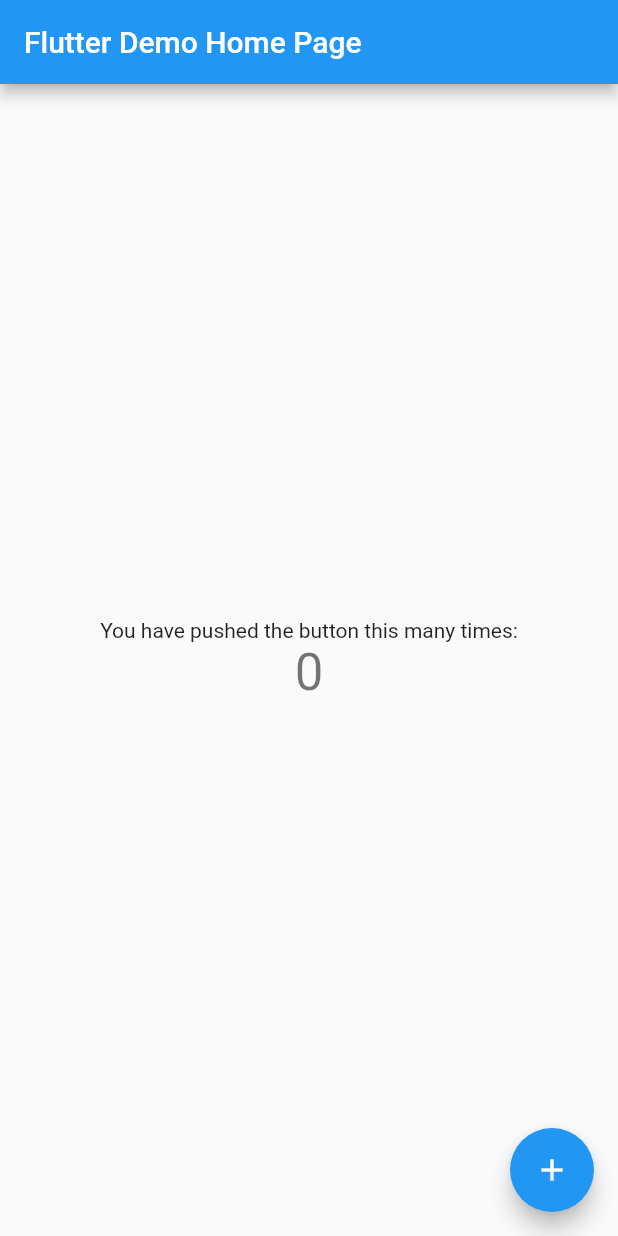
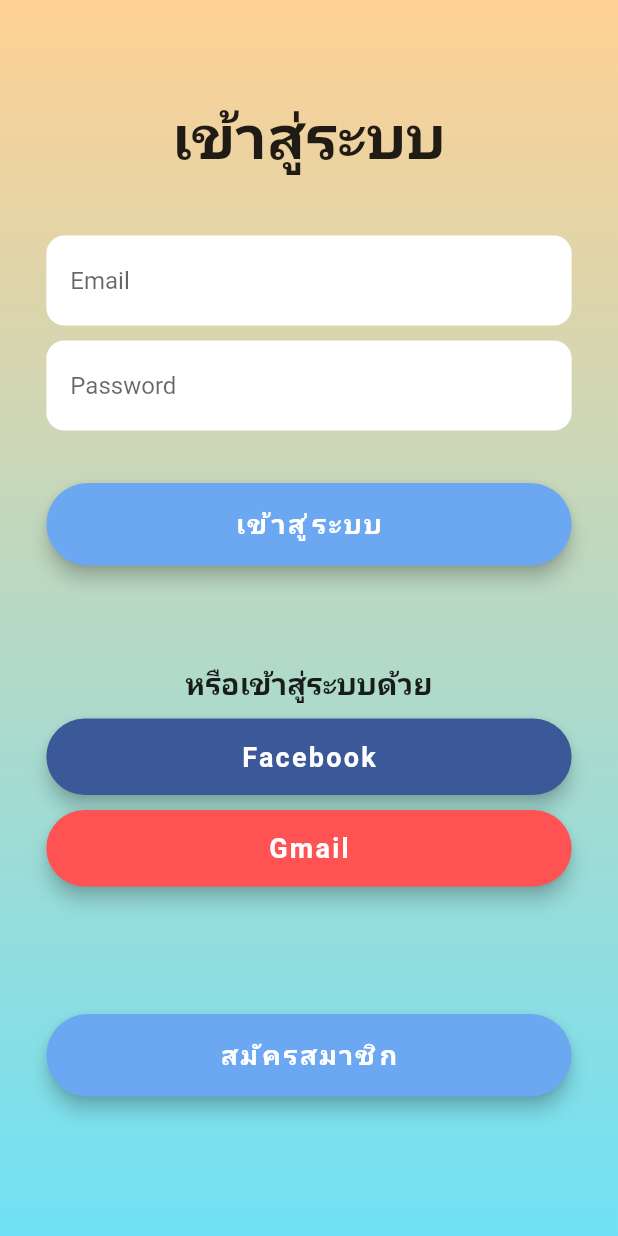
Before and after one commit to Peachvon/jakkraphan_mobile_dev, a Flutter app: the screen it shows after launch, on a phone screen of 412 x 824 dp. Run offline on Flutter 3.47's test engine with Material 2 defaults, Android fonts, the phone set to English and light mode, and no system bars; Roboto replaces fonts that are missing (OpenSans).

Commit message:
login page

```diff
--- a/lib/main.dart
+++ b/lib/main.dart
@@ -1,115 +1,6 @@
 import 'package:flutter/material.dart';
+import 'package:pokemon_test/src/app.dart';
 
 void main() {
-  runApp(const MyApp());
+  runApp(const App());
 }
-
-class MyApp extends StatelessWidget {
-  const MyApp({Key? key}) : super(key: key);
-
-  // This widget is the root of your application.
-  @override
-  Widget build(BuildContext context) {
-    return MaterialApp(
-      title: 'Flutter Demo',
-      theme: ThemeData(
-        // This is the theme of your application.
-        //
-        // Try running your application with "flutter run". You'll see the
-        // application has a blue toolbar. Then, without quitting the app, try
-        // changing the primarySwatch below to Colors.green and then invoke
-        // "hot reload" (press "r" in the console where you ran "flutter run",
-        // or simply save your changes to "hot reload" in a Flutter IDE).
-        // Notice that the counter didn't reset back to zero; the application
-        // is not restarted.
-        primarySwatch: Colors.blue,
-      ),
-      home: const MyHomePage(title: 'Flutter Demo Home Page'),
-    );
-  }
-}
-
-class MyHomePage extends StatefulWidget {
-  const MyHomePage({Key? key, required this.title}) : super(key: key);
-
-  // This widget is the home page of your application. It is stateful, meaning
-  // that it has a State object (defined below) that contains fields that affect
-  // how it looks.
-
-  // This class is the configuration for the state. It holds the values (in this
-  // case the title) provided by the parent (in this case the App widget) and
-  // used by the build method of the State. Fields in a Widget subclass are
-  // always marked "final".
-
-  final String title;
-
-  @override
-  State<MyHomePage> createState() => _MyHomePageState();
-}
-
-class _MyHomePageState extends State<MyHomePage> {
-  int _counter = 0;
-
-  void _incrementCounter() {
-    setState(() {
-      // This call to setState tells the Flutter framework that something has
-      // changed in this State, which causes it to rerun the build method below
-      // so that the display can reflect the updated values. If we changed
-      // _counter without calling setState(), then the build method would not be
-      // called again, and so nothing would appear to happen.
-      _counter++;
-    });
-  }
-
-  @override
-  Widget build(BuildContext context) {
-    // This method is rerun every time setState is called, for instance as done
-    // by the _incrementCounter method above.
-    //
-    // The Flutter framework has been optimized to make rerunning build methods
-    // fast, so that you can just rebuild anything that needs updating rather
-    // than having to individually change instances of widgets.
-    return Scaffold(
-      appBar: AppBar(
-        // Here we take the value from the MyHomePage object that was created by
-        // the App.build method, and use it to set our appbar title.
-        title: Text(widget.title),
-      ),
-      body: Center(
-        // Center is a layout widget. It takes a single child and positions it
-        // in the middle of the parent.
-        child: Column(
-          // Column is also a layout widget. It takes a list of children and
-          // arranges them vertically. By default, it sizes itself to fit its
-          // children horizontally, and tries to be as tall as its parent.
-          //
-          // Invoke "debug painting" (press "p" in the console, choose the
-          // "Toggle Debug Paint" action from the Flutter Inspector in Android
-          // Studio, or the "Toggle Debug Paint" command in Visual Studio Code)
-          // to see the wireframe for each widget.
-          //
-          // Column has various properties to control how it sizes itself and
-          // how it positions its children. Here we use mainAxisAlignment to
-          // center the children vertically; the main axis here is the vertical
-          // axis because Columns are vertical (the cross axis would be
-          // horizontal).
-          mainAxisAlignment: MainAxisAlignment.center,
-          children: <Widget>[
-            const Text(
-              'You have pushed the button this many times:',
-            ),
-            Text(
-              '$_counter',
-              style: Theme.of(context).textTheme.headline4,
-            ),
-          ],
-        ),
-      ),
-      floatingActionButton: FloatingActionButton(
-        onPressed: _incrementCounter,
-        tooltip: 'Increment',
-        child: const Icon(Icons.add),
-      ), // This trailing comma makes auto-formatting nicer for build methods.
-    );
-  }
-}
--- /dev/null
+++ b/lib/src/app.dart
@@ -0,0 +1,18 @@
+import 'package:flutter/material.dart';
+import 'package:pokemon_test/src/pages/home_page.dart';
+import 'package:pokemon_test/src/pages/login_page.dart';
+
+class App extends StatelessWidget {
+  const App({Key? key}) : super(key: key);
+
+  @override
+  Widget build(BuildContext context) {
+    return MaterialApp(
+      title: 'Flutter Demo',
+      theme: ThemeData(
+        primarySwatch: Colors.blue,
+      ),
+      home: LoginPage(),
+    );
+  }
+}
--- /dev/null
+++ b/lib/src/config/config.dart
@@ -0,0 +1,17 @@
+import 'package:flutter/material.dart';
+
+class Theme {
+  static const activeColor1 = Color(0XFFffd194);
+  static const activeColor2 = Color(0XFF70e1f5);
+  static const login = Color(0xFF6CA8F1);
+  static const signin = Color(0xFF6CA8F1);
+  static const login_facebook = Color(0xFF3b5998);
+  static const login_gmail = Colors.redAccent;
+
+  static const gradientColors = const LinearGradient(
+    colors: [activeColor1, activeColor2],
+    begin: Alignment.topCenter,
+    end: Alignment.bottomCenter,
+    stops: [0.0, 1.0],
+  );
+}
--- /dev/null
+++ b/lib/src/config/constants.dart
@@ -0,0 +1,23 @@
+import 'package:flutter/material.dart';
+
+final kHintTextStyle = TextStyle(
+  color: Colors.white54,
+  fontFamily: 'OpenSans',
+);
+
+final kLabelStyle = TextStyle(
+  color: Colors.white,
+  fontWeight: FontWeight.bold,
+  fontFamily: 'OpenSans',
+);
+
+final kBoxDecorationStyle = BoxDecoration(
+  color: Color(0xFF6CA8F1),
+  borderRadius: BorderRadius.circular(0.0),
+  boxShadow: [
+    BoxShadow(
+      color: Colors.black12,
+      offset: Offset(0, 2),
+    ),
+  ],
+);
--- /dev/null
+++ b/lib/src/pages/home_page.dart
@@ -0,0 +1,20 @@
+import 'package:flutter/material.dart';
+
+class HomePage extends StatefulWidget {
+  const HomePage({Key? key, required this.title}) : super(key: key);
+
+  final String title;
+
+  @override
+  State<HomePage> createState() => _HomePageState();
+}
+
+class _HomePageState extends State<HomePage> {
+
+
+  @override
+  Widget build(BuildContext context) {
+    return Scaffold(
+    );
+  }
+}
--- /dev/null
+++ b/lib/src/pages/login_page.dart
@@ -0,0 +1,206 @@
+import 'package:flutter/material.dart';
+import 'package:pokemon_test/src/config/config.dart' as my_theme;
+import 'package:pokemon_test/src/config/constants.dart';
+
+class LoginPage extends StatefulWidget {
+  @override
+  State<LoginPage> createState() => _LoginPageState();
+}
+
+class _LoginPageState extends State<LoginPage> {
+  @override
+  Widget build(BuildContext context) {
+    return Scaffold(
+        body: Stack(
+      children: [
+        Container(
+          decoration: BoxDecoration(
+            gradient: my_theme.Theme.gradientColors,
+          ),
+        ),
+        Center(
+          child: Column(
+            mainAxisAlignment: MainAxisAlignment.center,
+            mainAxisSize: MainAxisSize.min,
+            children: <Widget>[
+              Text(
+                'เข้าสู่ระบบ',
+                style: TextStyle(
+                  fontFamily: 'OpenSans',
+                  fontSize: 40.0,
+                  fontWeight: FontWeight.bold,
+                ),
+              ),
+              SizedBox(height: 40.0),
+              input_email(),
+              SizedBox(height: 10.0),
+              input_password(),
+              SizedBox(height: 20.0),
+              button_login(),
+              SizedBox(height: 50.0),
+              Text(
+                'หรือเข้าสู่ระบบด้วย',
+                style: TextStyle(
+                  fontSize: 20.0,
+                  fontWeight: FontWeight.bold,
+                ),
+              ),
+              SizedBox(height: 5.0),
+              button_login_Facebook(),
+              button_login_Gmail(),
+              SizedBox(height: 50.0),
+              button_to_pagesignin(),
+            ],
+          ),
+        )
+      ],
+    ));
+  }
+
+  input_email() {
+    return Container(
+      width: MediaQuery.of(context).size.width * 0.85,
+      alignment: Alignment.centerLeft,
+      decoration: BoxDecoration(
+        color: Color(0xFFFFFFFF),
+        borderRadius: BorderRadius.circular(12.0),
+      ),
+      height: 60.0,
+      child: TextField(
+        keyboardType: TextInputType.emailAddress,
+        style: TextStyle(
+          color: Colors.black,
+          fontFamily: 'OpenSans',
+        ),
+        decoration: InputDecoration(
+          border: InputBorder.none,
+          contentPadding: EdgeInsets.only(left: 16.0),
+          hintText: 'Email',
+        ),
+      ),
+    );
+  }
+
+  input_password() {
+    return Container(
+      width: MediaQuery.of(context).size.width * 0.85,
+      alignment: Alignment.centerLeft,
+      decoration: BoxDecoration(
+        color: Color(0xFFFFFFFF),
+        borderRadius: BorderRadius.circular(12.0),
+      ),
+      height: 60.0,
+      child: TextField(
+        obscureText: true,
+        style: TextStyle(
+          color: Colors.black,
+        ),
+        decoration: InputDecoration(
+          border: InputBorder.none,
+          contentPadding: EdgeInsets.only(left: 16),
+          hintText: 'Password',
+        ),
+      ),
+    );
+  }
+
+  button_login() {
+    return Container(
+      padding: EdgeInsets.symmetric(vertical: 15.0),
+      width: MediaQuery.of(context).size.width * 0.85,
+      child: RaisedButton(
+        elevation: 5.0,
+        onPressed: () => print('Login '),
+        padding: EdgeInsets.all(15.0),
+        shape: RoundedRectangleBorder(
+          borderRadius: BorderRadius.circular(30.0),
+        ),
+        color: my_theme.Theme.login,
+        child: Text(
+          'เข้าสู่ระบบ',
+          style: TextStyle(
+            color: Colors.white,
+            letterSpacing: 1.5,
+            fontSize: 18.0,
+            fontWeight: FontWeight.bold,
+          ),
+        ),
+      ),
+    );
+  }
+
+  button_login_Facebook() {
+    return Container(
+      padding: EdgeInsets.symmetric(vertical: 5.0),
+      width: MediaQuery.of(context).size.width * 0.85,
+      child: RaisedButton(
+        elevation: 5.0,
+        onPressed: () => print('Login Facebook '),
+        padding: EdgeInsets.all(15.0),
+        shape: RoundedRectangleBorder(
+          borderRadius: BorderRadius.circular(30.0),
+        ),
+        color: my_theme.Theme.login_facebook,
+        child: Text(
+          'Facebook',
+          style: TextStyle(
+            color: Colors.white,
+            letterSpacing: 1.5,
+            fontSize: 18.0,
+            fontWeight: FontWeight.bold,
+          ),
+        ),
+      ),
+    );
+  }
+
+  button_login_Gmail() {
+    return Container(
+      padding: EdgeInsets.symmetric(vertical: 5.0),
+      width: MediaQuery.of(context).size.width * 0.85,
+      child: RaisedButton(
+        elevation: 5.0,
+        onPressed: () => print('Login Gmail '),
+        padding: EdgeInsets.all(15.0),
+        shape: RoundedRectangleBorder(
+          borderRadius: BorderRadius.circular(30.0),
+        ),
+        color: my_theme.Theme.login_gmail,
+        child: Text(
+          'Gmail',
+          style: TextStyle(
+            color: Colors.white,
+            letterSpacing: 1.5,
+            fontSize: 18.0,
+            fontWeight: FontWeight.bold,
+          ),
+        ),
+      ),
+    );
+  }
+
+  button_to_pagesignin() {
+    return Container(
+      padding: EdgeInsets.symmetric(vertical: 30.0),
+      width: MediaQuery.of(context).size.width * 0.85,
+      child: RaisedButton(
+        elevation: 5.0,
+        onPressed: () => print('Login '),
+        padding: EdgeInsets.all(15.0),
+        shape: RoundedRectangleBorder(
+          borderRadius: BorderRadius.circular(30.0),
+        ),
+        color: my_theme.Theme.login,
+        child: Text(
+          'สมัครสมาชิก',
+          style: TextStyle(
+            color: Colors.white,
+            letterSpacing: 1.5,
+            fontSize: 18.0,
+            fontWeight: FontWeight.bold,
+          ),
+        ),
+      ),
+    );
+  }
+}
```
Also changed, not shown: lib/src/pages/details_page.dart (added), lib/src/pages/singin_page.dart (added), lib/src/widget/input_widget.dart (added), 1 other file.
